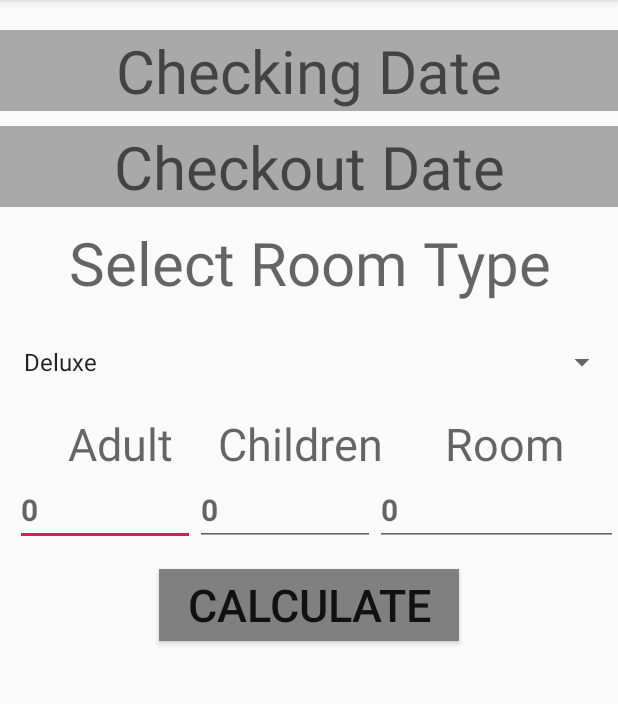
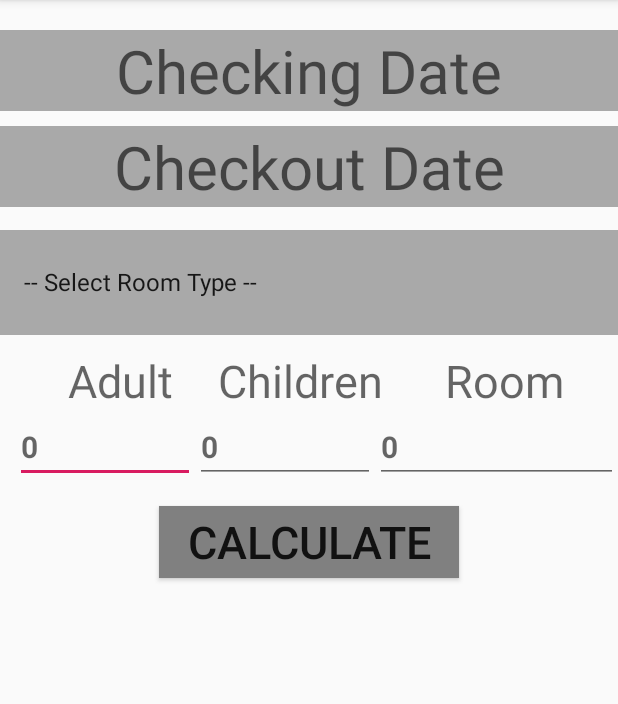
Before and after one commit to biswashkhadka/Hotel_Reservation, an Android app: the screen it shows after launch (MainActivity), on a phone screen of 412 x 824 dp, the part 84-788 px from its top. Run offline under Robolectric (Android 15) with nearby library versions, the phone set to English and light mode, and no system bars.

Commit message:
schedular completed.

```diff
--- a/app/src/main/java/com/biswash/hotel_reservation/MainActivity.java
+++ b/app/src/main/java/com/biswash/hotel_reservation/MainActivity.java
@@ -44,7 +44,7 @@ public class MainActivity extends AppCompatActivity {
         tvgrandtotal=findViewById(R.id.tvgrandtotal);
 
 
-        String roomtype[]={"Deluxe","Presidential", "Premium"};
+        String roomtype[]={"-- Select Room Type --", "Deluxe","Presidential", "Premium"};
         ArrayAdapter adapter1=new ArrayAdapter<>(
                 this,
                 android.R.layout.simple_list_item_1,roomtype
--- a/app/src/main/res/layout/activity_main.xml
+++ b/app/src/main/res/layout/activity_main.xml
@@ -30,19 +30,20 @@
         android:layout_marginTop="10dp"
         />
 
-    <TextView
+<!--    <TextView
         android:layout_height="wrap_content"
         android:layout_width="match_parent"
         android:textSize="40dp"
         android:gravity="center"
         android:hint="Select Room Type"
         android:layout_marginTop="10dp"
-        />
+        />-->
 
     <Spinner
         android:layout_width="match_parent"
-        android:layout_height="wrap_content"
+        android:layout_height="70dp"
         android:layout_marginTop="15dp"
+        android:background="#A9A9A9"
         android:id="@+id/sproomtype"/>
 
 
```
